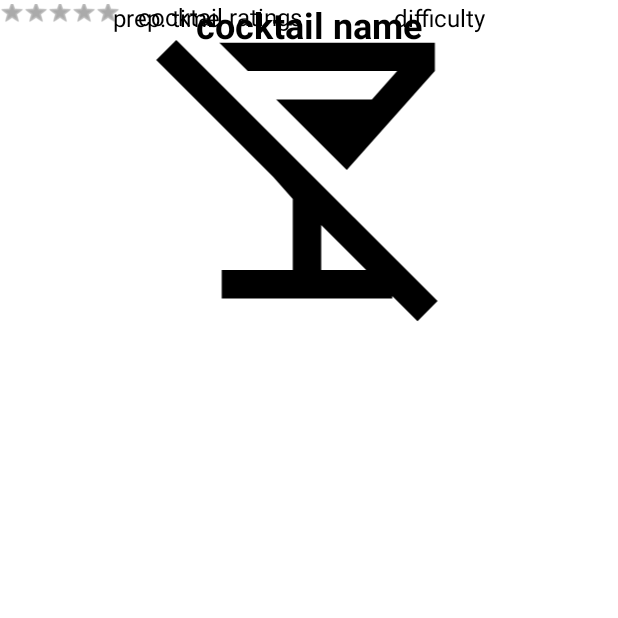
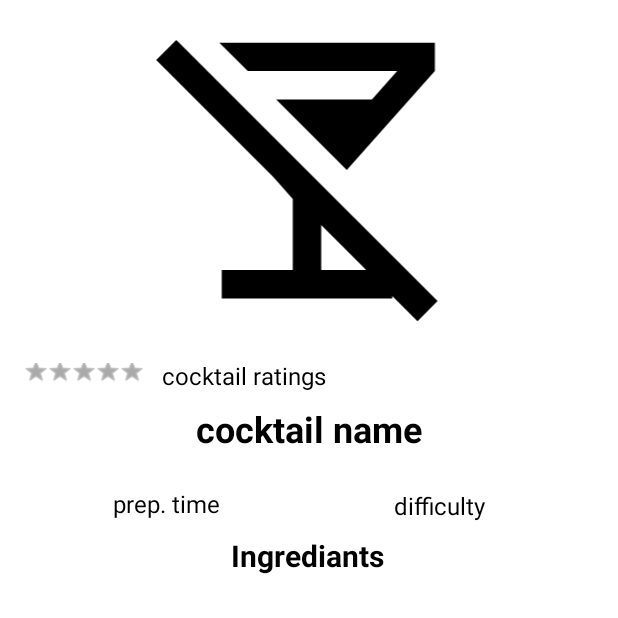
Before and after one commit to sw21-tug/Team_03, an Android app: the CocktailDetailActivity screen opened directly, with no data from a screen before it, on a phone screen of 412 x 824 dp, the top half of it. Run offline under Robolectric (Android 15) with nearby library versions, the light colour scheme and no system bars; our stand-ins replace Volley; network calls fail.

Commit message:
CRA-FE-14 added detail page functionality without design [SB,SM]

```diff
--- a/Frontend/Android/app/src/main/res/layout/activity_cocktail_detail.xml
+++ b/Frontend/Android/app/src/main/res/layout/activity_cocktail_detail.xml
@@ -19,28 +19,32 @@
         style="@android:style/Widget.Holo.RatingBar.Small"
         android:layout_width="wrap_content"
         android:layout_height="22dp"
+        android:layout_marginStart="16dp"
+        android:layout_marginTop="12dp"
         android:progressBackgroundTint="@android:color/darker_gray"
         android:progressTint="@color/accent_color"
-        tools:layout_editor_absoluteX="16dp"
-        tools:layout_editor_absoluteY="241dp" />
+        app:layout_constraintStart_toStartOf="parent"
+        app:layout_constraintTop_toBottomOf="@+id/imageView8" />
 
     <TextView
         android:id="@+id/cocktail_ratings"
         android:layout_width="170dp"
         android:layout_height="wrap_content"
+        android:layout_marginTop="12dp"
         android:layout_weight="1"
         android:paddingStart="12dp"
         android:text="@string/cocktail_ratings"
         android:textColor="@android:color/black"
         android:textSize="16sp"
         app:layout_constraintStart_toEndOf="@+id/cocktail_rating_bar"
-        tools:layout_editor_absoluteY="241dp" />
+        app:layout_constraintTop_toBottomOf="@+id/imageView8" />
 
     <TextView
         android:id="@+id/cocktail_name"
         android:layout_width="409dp"
         android:layout_height="42dp"
         android:layout_marginVertical="8dp"
+        android:layout_marginTop="12dp"
         android:ellipsize="end"
         android:maxLines="1"
         android:text="@string/cocktail_name"
@@ -50,12 +54,13 @@
         android:textStyle="bold"
         app:layout_constraintEnd_toEndOf="parent"
         app:layout_constraintStart_toStartOf="parent"
-        tools:layout_editor_absoluteY="275dp" />
+        app:layout_constraintTop_toBottomOf="@+id/cocktail_ratings" />
 
     <TextView
         android:id="@+id/cocktail_difficulty"
         android:layout_width="118dp"
-        android:layout_height="22dp"
+        android:layout_height="25dp"
+        android:layout_marginTop="14dp"
         android:layout_weight="1"
         android:gravity="center"
         android:text="@string/difficulty"
@@ -65,12 +70,14 @@
         app:layout_constraintEnd_toEndOf="parent"
         app:layout_constraintHorizontal_bias="0.5"
         app:layout_constraintStart_toEndOf="@+id/cocktail_preparation_time"
-        app:layout_constraintTop_toTopOf="@+id/cocktail_preparation_time" />
+        app:layout_constraintTop_toBottomOf="@+id/cocktail_name" />
+
 
     <TextView
         android:id="@+id/cocktail_preparation_time"
         android:layout_width="113dp"
-        android:layout_height="23dp"
+        android:layout_height="25dp"
+        android:layout_marginTop="12dp"
         android:layout_weight="1"
         android:gravity="center"
         android:paddingEnd="12dp"
@@ -80,8 +87,36 @@
         app:layout_constraintEnd_toStartOf="@+id/cocktail_difficulty"
         app:layout_constraintHorizontal_bias="0.5"
         app:layout_constraintStart_toStartOf="parent"
-        tools:ignore="RtlSymmetry"
-        tools:layout_editor_absoluteY="327dp" />
+        app:layout_constraintTop_toBottomOf="@+id/cocktail_name"
+        tools:ignore="RtlSymmetry" />
 
+    <TextView
+        android:id="@+id/ingrediants"
+        android:layout_width="409dp"
+        android:layout_height="42dp"
+        android:layout_marginVertical="8dp"
+        android:layout_marginTop="16dp"
+        android:ellipsize="end"
+        android:maxLines="1"
+        android:text="@string/ingrediants"
+        android:textAlignment="center"
+        android:textColor="@android:color/black"
+        android:textSize="20sp"
+        android:textStyle="bold"
+        app:layout_constraintEnd_toEndOf="parent"
+        app:layout_constraintHorizontal_bias="0.0"
+        app:layout_constraintStart_toStartOf="parent"
+        app:layout_constraintTop_toBottomOf="@+id/cocktail_preparation_time" />
+
+    <ListView
+        android:id="@+id/recipe_list_view"
+        android:layout_width="416dp"
+        android:layout_height="277dp"
+        app:layout_constraintBottom_toBottomOf="parent"
+        app:layout_constraintEnd_toEndOf="parent"
+        app:layout_constraintHorizontal_bias="0.491"
+        app:layout_constraintStart_toStartOf="parent"
+        app:layout_constraintTop_toBottomOf="@+id/ingrediants"
+        app:layout_constraintVertical_bias="0.056" />
 
 </androidx.constraintlayout.widget.ConstraintLayout>
--- a/Frontend/Android/app/src/main/res/layout/trending_cocktail_list_card.xml
+++ b/Frontend/Android/app/src/main/res/layout/trending_cocktail_list_card.xml
@@ -106,7 +106,7 @@
                     tools:ignore="RtlSymmetry" />
 
                 <TextView
-                    android:id="@+id/cocktail_preparation_time"
+                    android:id="@+id/cocktail_preparationtime"
                     android:layout_width="wrap_content"
                     android:layout_height="match_parent"
                     android:layout_weight="1"
--- a/Frontend/Android/app/src/main/res/values/strings.xml
+++ b/Frontend/Android/app/src/main/res/values/strings.xml
@@ -2,9 +2,12 @@
     <string name="app_name">Cocktail Recipes App</string>
     <string name="cocktail_image">cocktail image</string>
     <string name="cocktail_name">cocktail name</string>
+    <string name="ingrediants">Ingrediants</string>
     <string name="preparation_time">prep. time</string>
     <string name="difficulty">difficulty</string>
     <string name="cocktail_ratings">cocktail ratings</string>
+    <string name="ml" translatable="false">ml</string>
+
 
     <string name="img_time">img_time</string>
     <string name="img_difficulty">img_difficulty</string>
```
Also changed, not shown: Frontend/Android/app/src/main/java/com/team03/cocktailrecipesapp/CocktailDetailActivity.kt (+56 -6 lines), Frontend/Android/app/src/main/java/com/team03/cocktailrecipesapp/MainActivity.kt (+1 -6 lines), Frontend/Android/app/src/main/res/layout/cocktail_detail_ingrediant_card.xml (added, +49 -0 lines), 2 other files.
